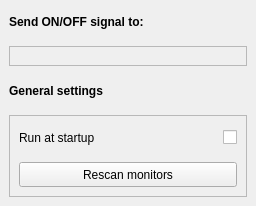
Qt form src/ui/design.ui (Odizinne/QMS) before a commit.
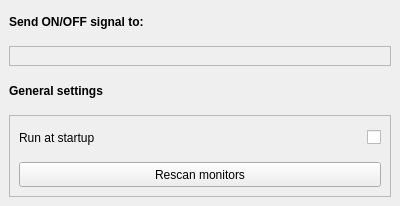
The same form after that commit.

Diff of the .ui file:
```diff
--- a/src/ui/design.ui
+++ b/src/ui/design.ui
@@ -6,10 +6,16 @@
    <rect>
     <x>0</x>
     <y>0</y>
-    <width>256</width>
+    <width>400</width>
     <height>206</height>
    </rect>
   </property>
+  <property name="minimumSize">
+   <size>
+    <width>250</width>
+    <height>0</height>
+   </size>
+  </property>
   <property name="windowTitle">
    <string>MainWindow</string>
   </property>
```
